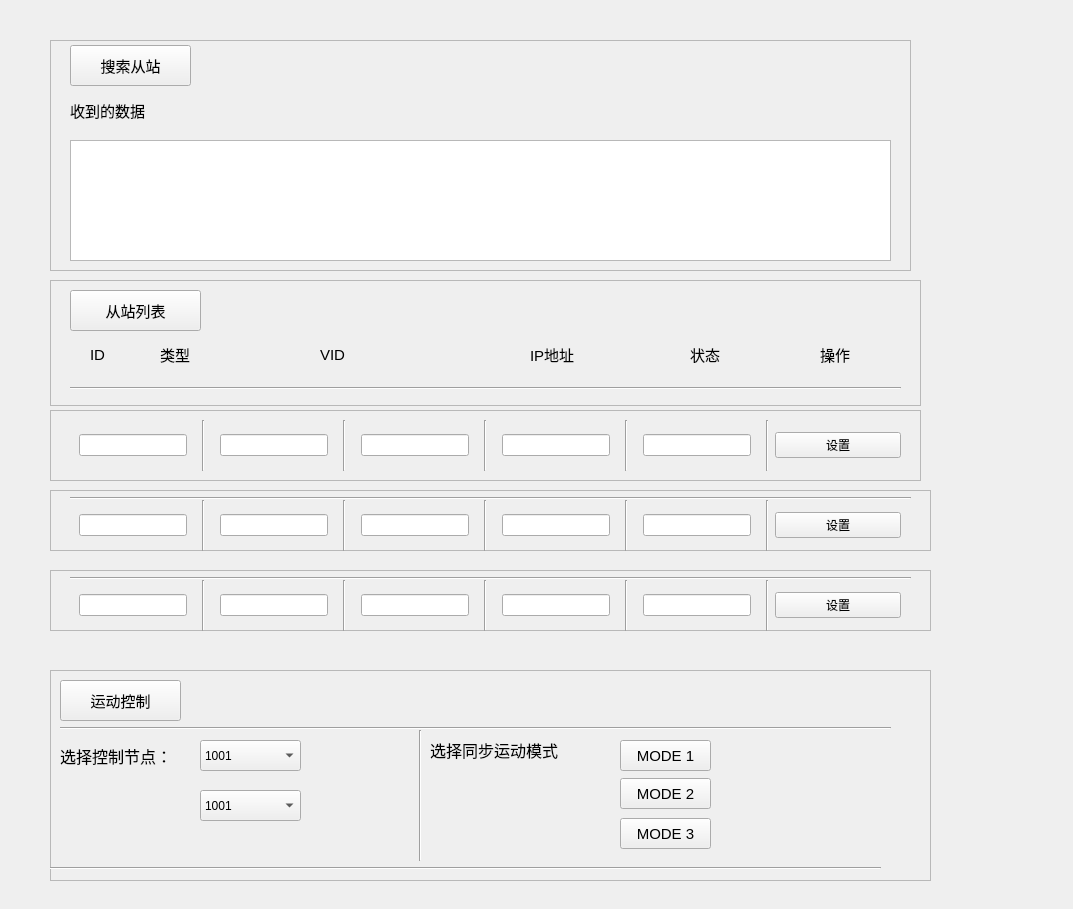
The window that ui/designer_1.ui (liyixiang19/TSN_Master) describes before a commit, drawn with Qt 5.
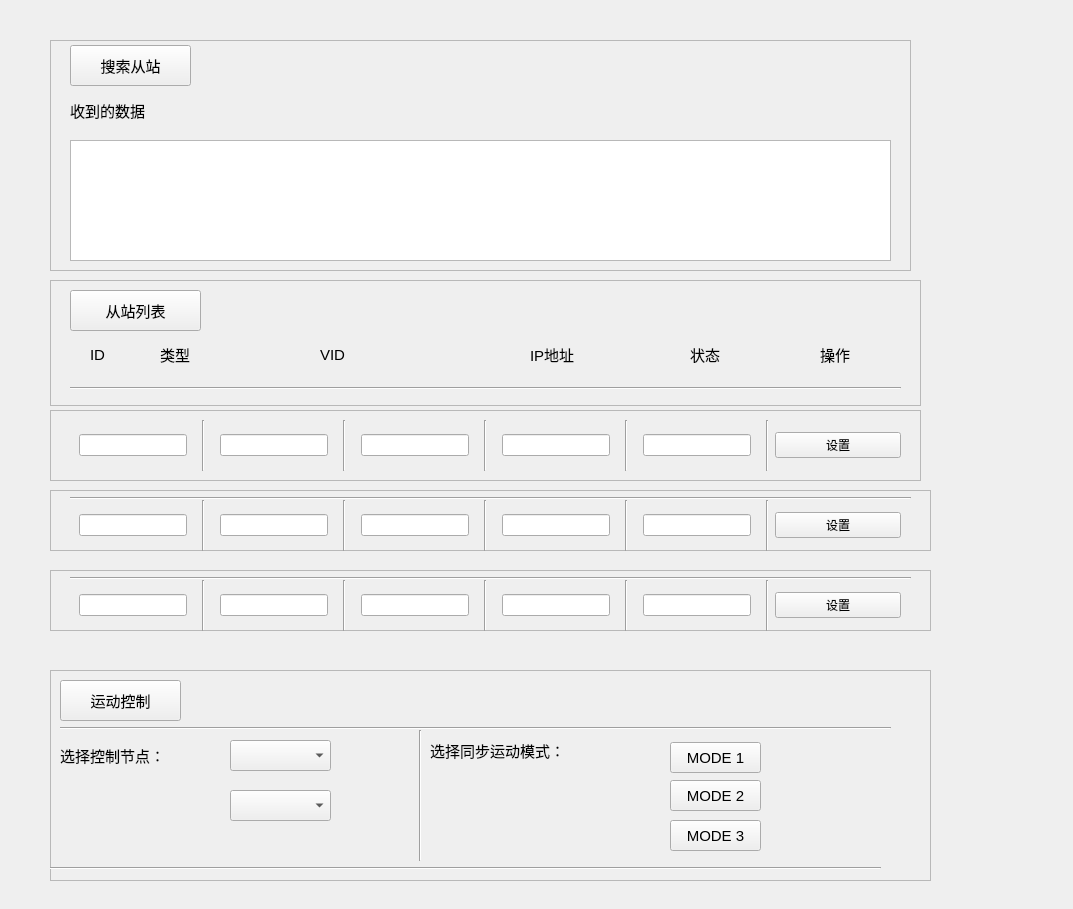
The same window after the commit.

```diff
--- a/ui/designer_1.ui
+++ b/ui/designer_1.ui
@@ -649,14 +649,14 @@
       <rect>
        <x>10</x>
        <y>70</y>
-       <width>111</width>
+       <width>141</width>
        <height>31</height>
       </rect>
      </property>
      <property name="font">
       <font>
        <family>宋体</family>
-       <pointsize>12</pointsize>
+       <pointsize>11</pointsize>
       </font>
      </property>
      <property name="text">
@@ -666,66 +666,36 @@
     <widget class="QComboBox" name="comboBox">
      <property name="geometry">
       <rect>
-       <x>150</x>
+       <x>180</x>
        <y>70</y>
        <width>101</width>
        <height>31</height>
       </rect>
      </property>
-     <item>
-      <property name="text">
-       <string>1001</string>
-      </property>
-     </item>
-     <item>
-      <property name="text">
-       <string>1002</string>
-      </property>
-     </item>
-     <item>
-      <property name="text">
-       <string>1003</string>
-      </property>
-     </item>
     </widget>
     <widget class="QComboBox" name="comboBox_2">
      <property name="geometry">
       <rect>
-       <x>150</x>
+       <x>180</x>
        <y>120</y>
        <width>101</width>
        <height>31</height>
       </rect>
      </property>
-     <item>
-      <property name="text">
-       <string>1001</string>
-      </property>
-     </item>
-     <item>
-      <property name="text">
-       <string>1002</string>
-      </property>
-     </item>
-     <item>
-      <property name="text">
-       <string>1003</string>
-      </property>
-     </item>
     </widget>
     <widget class="QLabel" name="label_6">
      <property name="geometry">
       <rect>
        <x>380</x>
        <y>60</y>
-       <width>132</width>
+       <width>191</width>
        <height>40</height>
       </rect>
      </property>
      <property name="font">
       <font>
        <family>宋体</family>
-       <pointsize>12</pointsize>
+       <pointsize>11</pointsize>
       </font>
      </property>
      <property name="text">
@@ -735,8 +705,8 @@
     <widget class="QPushButton" name="pushButton_5">
      <property name="geometry">
       <rect>
-       <x>570</x>
-       <y>70</y>
+       <x>620</x>
+       <y>72</y>
        <width>91</width>
        <height>31</height>
       </rect>
@@ -753,8 +723,8 @@
     <widget class="QPushButton" name="pushButton_6">
      <property name="geometry">
       <rect>
-       <x>570</x>
-       <y>108</y>
+       <x>620</x>
+       <y>110</y>
        <width>91</width>
        <height>31</height>
       </rect>
@@ -771,8 +741,8 @@
     <widget class="QPushButton" name="pushButton_7">
      <property name="geometry">
       <rect>
-       <x>570</x>
-       <y>148</y>
+       <x>620</x>
+       <y>150</y>
        <width>91</width>
        <height>31</height>
       </rect>
```
Left out of the diff: 8 changed lines with no effect on the pictures.
